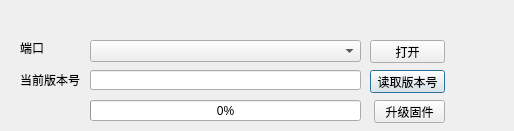
yangang123/QtSerialUploader, file dialog.ui: the form before one commit.
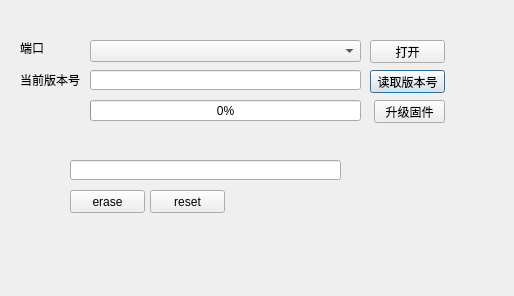
The form after the commit.

Patch:
```diff
--- a/dialog.ui
+++ b/dialog.ui
@@ -7,7 +7,7 @@
     <x>0</x>
     <y>0</y>
     <width>514</width>
-    <height>131</height>
+    <height>296</height>
    </rect>
   </property>
   <property name="windowTitle">
@@ -121,6 +121,32 @@
     <number>0</number>
    </property>
   </widget>
+  <widget class="QPushButton" name="pushButton_erase">
+   <property name="geometry">
+    <rect>
+     <x>70</x>
+     <y>190</y>
+     <width>75</width>
+     <height>23</height>
+    </rect>
+   </property>
+   <property name="text">
+    <string>erase</string>
+   </property>
+  </widget>
+  <widget class="QPushButton" name="pushButton_reset">
+   <property name="geometry">
+    <rect>
+     <x>150</x>
+     <y>190</y>
+     <width>75</width>
+     <height>23</height>
+    </rect>
+   </property>
+   <property name="text">
+    <string>reset</string>
+   </property>
+  </widget>
  </widget>
  <layoutdefault spacing="6" margin="11"/>
  <resources/>
```
